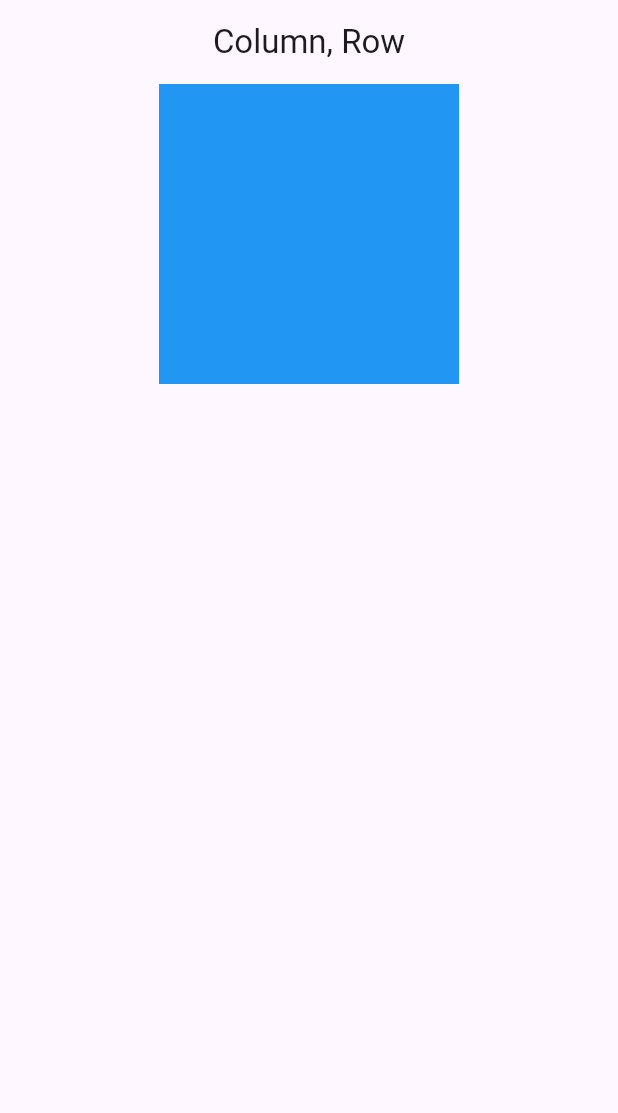
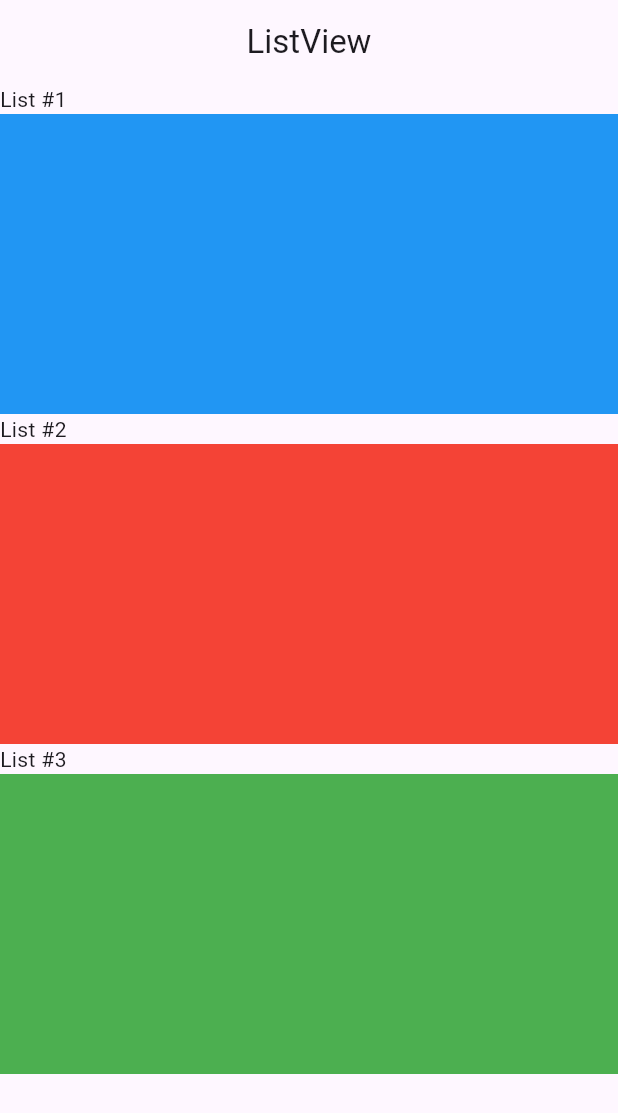
Before and after one commit to Lodny/core_courses, a Flutter app: the screen it shows after launch, on a phone screen of 412 x 824 dp. Shown: the top 1113 px of the screen. Run offline on Flutter 3.47's test engine with Material 3 defaults, Android fonts, the phone set to English and light mode, and no system bars.

Commit message:
add ListView

```diff
--- a/lib/page/scaffold_page.dart
+++ b/lib/page/scaffold_page.dart
@@ -7,21 +7,27 @@ class ScaffoldPage extends StatelessWidget {
   Widget build(BuildContext context) {
     return Scaffold(
       appBar: AppBar(
-        title: const Text('Column, Row'),
+        title: const Text('ListView'),
         centerTitle: true,
       ),
-      body: Container(
-        alignment: Alignment.center,
-        child: Column(
-          children: [
-            Container(
-              width: 200,
-              height: 200,
-              color: Colors.blue,
-            )
-          ],
-        ),
+      body: ListView(
+        children: [
+          ...getListViewItem(1, Colors.blue),
+          ...getListViewItem(2, Colors.red),
+          ...getListViewItem(3, Colors.green),
+        ]
       ),
     );
   }
+
+  List<Widget> getListViewItem(int index, Color color) {
+    return [
+        Text('List #$index'),
+        Container(
+          width: 200,
+          height: 200,
+          color: color,
+        )
+      ];
+  }
 }
```
